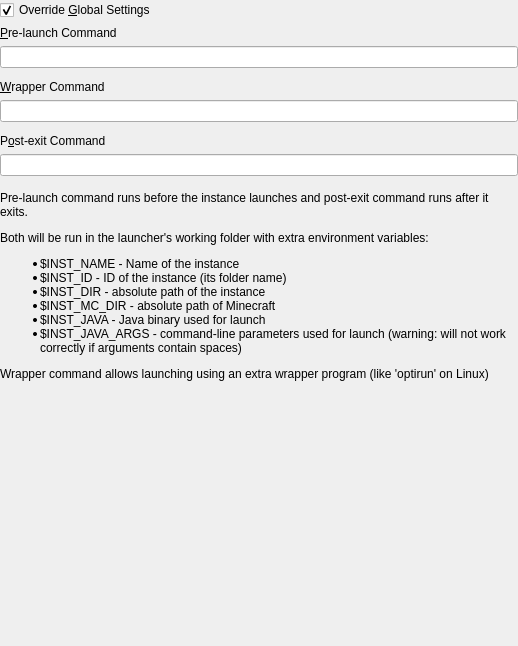
This is launcher/ui/widgets/CustomCommands.ui in awakenginexe/Awake-Launcher as Qt 5 draws it before an edit. The edited form follows.
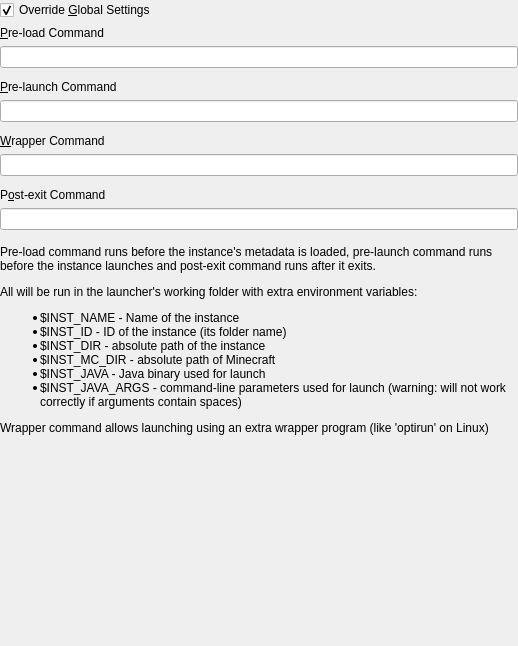
This is the edited form.

Commit message: feat(launch): add early-launch command

Patch:
```diff
--- a/launcher/ui/widgets/CustomCommands.ui
+++ b/launcher/ui/widgets/CustomCommands.ui
@@ -48,7 +48,71 @@
       <property name="rightMargin">
        <number>0</number>
       </property>
+      <item row="7" column="0">
+       <widget class="QLabel" name="labelWrapperCmd">
+        <property name="text">
+         <string>&amp;Wrapper Command</string>
+        </property>
+        <property name="buddy">
+         <cstring>wrapperCmdTextBox</cstring>
+        </property>
+       </widget>
+      </item>
+      <item row="4" column="0">
+       <widget class="QLineEdit" name="preLaunchCmdTextBox"/>
+      </item>
       <item row="0" column="0">
+       <widget class="QLabel" name="labelPreLoadCmd">
+        <property name="text">
+         <string>&amp;Pre-load Command</string>
+        </property>
+        <property name="buddy">
+         <cstring>preLoadCmdTextBox</cstring>
+        </property>
+       </widget>
+      </item>
+      <item row="6" column="0">
+       <spacer name="verticalSpacer_3">
+        <property name="orientation">
+         <enum>Qt::Orientation::Vertical</enum>
+        </property>
+        <property name="sizeType">
+         <enum>QSizePolicy::Policy::Fixed</enum>
+        </property>
+        <property name="sizeHint" stdset="0">
+         <size>
+          <width>0</width>
+          <height>6</height>
+         </size>
+        </property>
+       </spacer>
+      </item>
+      <item row="11" column="0">
+       <widget class="QLineEdit" name="postExitCmdTextBox"/>
+      </item>
+      <item row="1" column="0">
+       <widget class="QLineEdit" name="preLoadCmdTextBox"/>
+      </item>
+      <item row="9" column="0">
+       <spacer name="verticalSpacer_2">
+        <property name="orientation">
+         <enum>Qt::Orientation::Vertical</enum>
+        </property>
+        <property name="sizeType">
+         <enum>QSizePolicy::Policy::Fixed</enum>
+        </property>
+        <property name="sizeHint" stdset="0">
+         <size>
+          <width>0</width>
+          <height>6</height>
+         </size>
+        </property>
+       </spacer>
+      </item>
+      <item row="8" column="0">
+       <widget class="QLineEdit" name="wrapperCmdTextBox"/>
+      </item>
+      <item row="3" column="0">
        <widget class="QLabel" name="labelPreLaunchCmd">
         <property name="text">
          <string>&amp;Pre-launch Command</string>
@@ -58,29 +122,7 @@
         </property>
        </widget>
       </item>
-      <item row="5" column="0">
-       <spacer name="verticalSpacer_2">
-        <property name="orientation">
-         <enum>Qt::Vertical</enum>
-        </property>
-        <property name="sizeType">
-         <enum>QSizePolicy::Fixed</enum>
-        </property>
-        <property name="sizeHint" stdset="0">
-         <size>
-          <width>0</width>
-          <height>6</height>
-         </size>
-        </property>
-       </spacer>
-      </item>
-      <item row="1" column="0">
-       <widget class="QLineEdit" name="preLaunchCmdTextBox"/>
-      </item>
-      <item row="4" column="0">
-       <widget class="QLineEdit" name="wrapperCmdTextBox"/>
-      </item>
-      <item row="6" column="0">
+      <item row="10" column="0">
        <widget class="QLabel" name="labelPostExitCmd">
         <property name="text">
          <string>P&amp;ost-exit Command</string>
@@ -90,26 +132,13 @@
         </property>
        </widget>
       </item>
-      <item row="7" column="0">
-       <widget class="QLineEdit" name="postExitCmdTextBox"/>
-      </item>
-      <item row="3" column="0">
-       <widget class="QLabel" name="labelWrapperCmd">
-        <property name="text">
-         <string>&amp;Wrapper Command</string>
-        </property>
-        <property name="buddy">
-         <cstring>wrapperCmdTextBox</cstring>
-        </property>
-       </widget>
-      </item>
       <item row="2" column="0">
-       <spacer name="verticalSpacer_3">
+       <spacer name="verticalSpacer_4">
         <property name="orientation">
-         <enum>Qt::Vertical</enum>
+         <enum>Qt::Orientation::Vertical</enum>
         </property>
         <property name="sizeType">
-         <enum>QSizePolicy::Fixed</enum>
+         <enum>QSizePolicy::Policy::Fixed</enum>
         </property>
         <property name="sizeHint" stdset="0">
          <size>
@@ -125,7 +154,7 @@
    <item>
     <widget class="QLabel" name="labelCustomCmdsDescription">
      <property name="text">
-      <string>&lt;html&gt;&lt;head/&gt;&lt;body&gt;&lt;p&gt;Pre-launch command runs before the instance launches and post-exit command runs after it exits.&lt;/p&gt;&lt;p&gt;Both will be run in the launcher's working folder with extra environment variables:&lt;/p&gt;&lt;ul&gt;&lt;li&gt;$INST_NAME - Name of the instance&lt;/li&gt;&lt;li&gt;$INST_ID - ID of the instance (its folder name)&lt;/li&gt;&lt;li&gt;$INST_DIR - absolute path of the instance&lt;/li&gt;&lt;li&gt;$INST_MC_DIR - absolute path of Minecraft&lt;/li&gt;&lt;li&gt;$INST_JAVA - Java binary used for launch&lt;/li&gt;&lt;li&gt;$INST_JAVA_ARGS - command-line parameters used for launch (warning: will not work correctly if arguments contain spaces)&lt;/li&gt;&lt;/ul&gt;&lt;p&gt;Wrapper command allows launching using an extra wrapper program (like 'optirun' on Linux)&lt;/p&gt;&lt;/body&gt;&lt;/html&gt;</string>
+      <string>&lt;html&gt;&lt;head/&gt;&lt;body&gt;&lt;p&gt;Pre-load command runs before the instance's metadata is loaded, pre-launch command runs before the instance launches and post-exit command runs after it exits.&lt;/p&gt;&lt;p&gt;All will be run in the launcher's working folder with extra environment variables:&lt;/p&gt;&lt;ul&gt;&lt;li&gt;$INST_NAME - Name of the instance&lt;/li&gt;&lt;li&gt;$INST_ID - ID of the instance (its folder name)&lt;/li&gt;&lt;li&gt;$INST_DIR - absolute path of the instance&lt;/li&gt;&lt;li&gt;$INST_MC_DIR - absolute path of Minecraft&lt;/li&gt;&lt;li&gt;$INST_JAVA - Java binary used for launch&lt;/li&gt;&lt;li&gt;$INST_JAVA_ARGS - command-line parameters used for launch (warning: will not work correctly if arguments contain spaces)&lt;/li&gt;&lt;/ul&gt;&lt;p&gt;Wrapper command allows launching using an extra wrapper program (like 'optirun' on Linux)&lt;/p&gt;&lt;/body&gt;&lt;/html&gt;</string>
      </property>
      <property name="alignment">
       <set>Qt::AlignLeading|Qt::AlignLeft|Qt::AlignTop</set>
```
Left out of the diff: 6 changed lines with no effect on the pictures. The commit also changes 7 other files.
